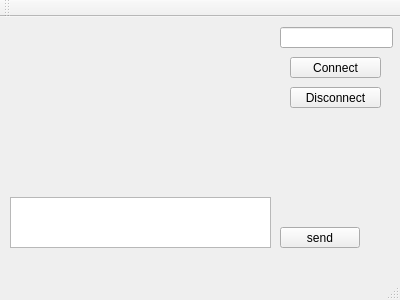
Old version of the form 2/8/1/Client/clientwindow.ui in the repository afletunova/Homework.
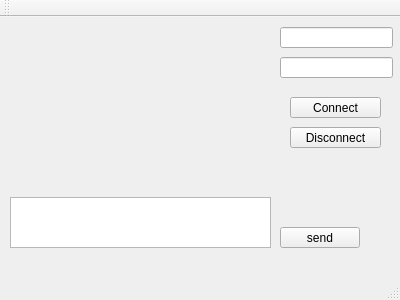
New version of the form.

Commit message: Added DialogWindow, added setNickname, added IP and Port LineEdit. Added some minor amendments.

What changed in the file:
```diff
--- a/2/8/1/Client/clientwindow.ui
+++ b/2/8/1/Client/clientwindow.ui
@@ -39,7 +39,7 @@
     <property name="geometry">
      <rect>
       <x>290</x>
-      <y>40</y>
+      <y>80</y>
       <width>91</width>
       <height>21</height>
      </rect>
@@ -52,7 +52,7 @@
     <property name="geometry">
      <rect>
       <x>290</x>
-      <y>70</y>
+      <y>110</y>
       <width>91</width>
       <height>21</height>
      </rect>
@@ -84,6 +84,16 @@
      <string>send</string>
     </property>
    </widget>
+   <widget class="QLineEdit" name="portLine">
+    <property name="geometry">
+     <rect>
+      <x>280</x>
+      <y>40</y>
+      <width>113</width>
+      <height>21</height>
+     </rect>
+    </property>
+   </widget>
   </widget>
   <widget class="QMenuBar" name="menuBar">
    <property name="geometry">
```
Left out of the diff: 2 changed lines with no effect on the pictures. The commit also changes 5 other files.
